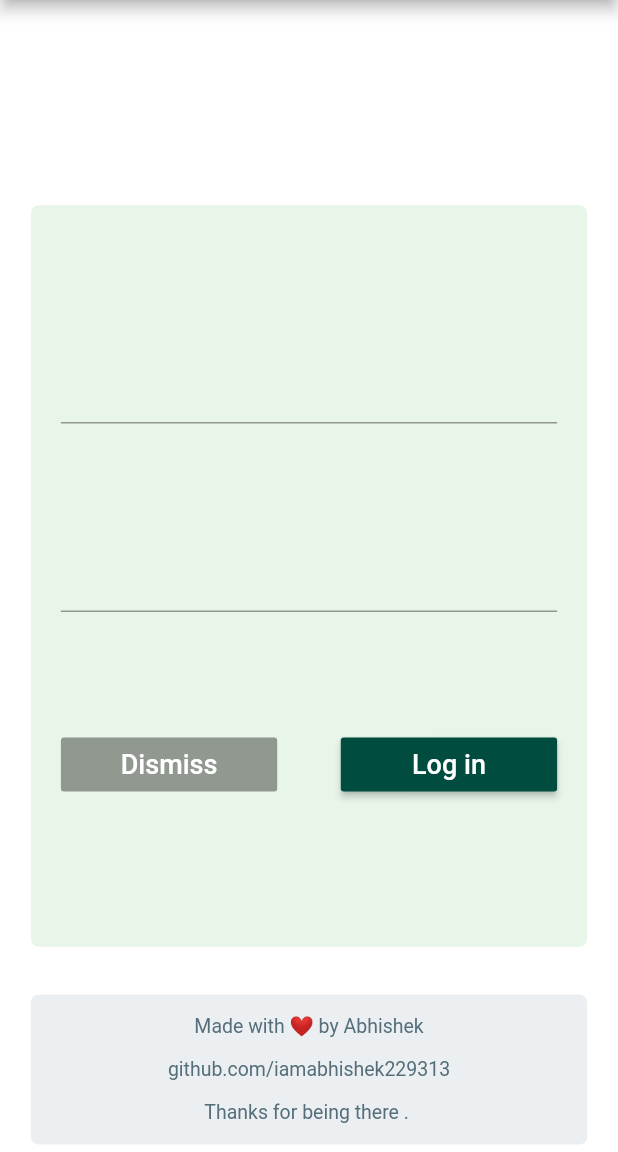
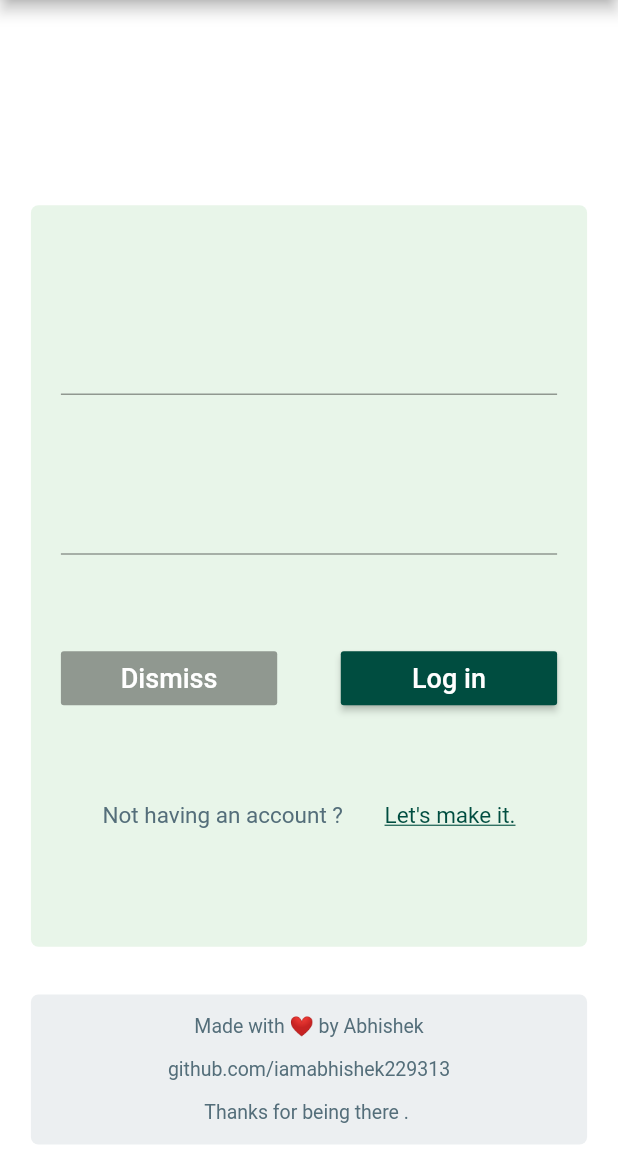
Before and after one commit to iamabhishek229313/WhatsApp-Redesign, a Flutter app: the LoginPage screen opened directly, on a phone screen of 412 x 824 dp, the part 84-1236 px from its top. Run offline on Flutter 3.47's test engine with Material 2 defaults, Android fonts, the phone set to English and light mode, and no system bars; our stand-ins replace firebase_auth, font_awesome_flutter; accounts and stored records are empty; network calls fail; Roboto replaces fonts that are missing (Nunito-Regular).

```diff
--- a/lib/Screens/Login/LoginPage.dart
+++ b/lib/Screens/Login/LoginPage.dart
@@ -1,8 +1,18 @@
 import 'package:flutter/material.dart';
+import 'package:whatsapp_redesign/Screens/SignUp/Signup.dart';
 import 'package:whatsapp_redesign/Services/Authentication.dart';
 
-class LoginPage extends StatelessWidget {
+class LoginPage extends StatefulWidget {
+  @override
+  _LoginPageState createState() => _LoginPageState();
+}
+
+class _LoginPageState extends State<LoginPage> {
   Authentication _authentication = new Authentication();
+
+  String email = "";
+
+  String password = "";
 
   @override
   Widget build(BuildContext context) {
@@ -48,12 +58,20 @@ class LoginPage extends StatelessWidget {
                       mainAxisAlignment: MainAxisAlignment.spaceEvenly,
                       children: <Widget>[
                         new TextFormField(
-                          onChanged: (value) {},
+                          onChanged: (value) {
+                            setState(() {
+                              email = value;
+                            });
+                          },
                           decoration: new InputDecoration(),
                         ),
                         new TextFormField(
                           obscureText: true,
-                          onChanged: (value) {},
+                          onChanged: (value) {
+                            setState(() {
+                              password = value;
+                            });
+                          },
                         ),
                         Row(
                           mainAxisAlignment: MainAxisAlignment.spaceBetween,
@@ -78,12 +96,14 @@ class LoginPage extends StatelessWidget {
                               child: new RaisedButton(
                                 color: Colors.teal.shade900,
                                 onPressed: () async {
+                                  print(email);
+                                  print(password);
                                   dynamic result =
                                       await _authentication.SignInAnon();
-                                    if(result != null){
+                                  if (result != null) {
                                     print("Signed In");
                                     print(result.uid);
-                                    }else{
+                                  } else {
                                     print("Error Signing in");
                                   }
                                 },
@@ -97,7 +117,27 @@ class LoginPage extends StatelessWidget {
                               ),
                             ),
                           ],
+                        ),
+                        Row(
+                          mainAxisAlignment: MainAxisAlignment.spaceEvenly,
+                          children: <Widget>[
+                            new Text("Not having an account ?",
+                                style: new TextStyle(
+                                    color: Colors.blueGrey.shade600,
+                                    fontSize: 15.0)),
+                            new InkWell(
+                              onTap: () {
+
+                              },
+                              child: new Text("Let's make it.",
+                                style: new TextStyle(
+                                  decoration: TextDecoration.underline,
+                                  color: Colors.teal.shade900,
+                                  fontSize: 15.0
+                                )),
                             )
+                          ],
+                        ),
                       ],
                     ),
                   ),
```
Also changed, not shown: lib/Screens/SignUp/Signup.dart (added, +114 -0 lines), lib/Wrapper.dart (+8 -2 lines). Lines whose indentation alone changed are shown as unchanged.
